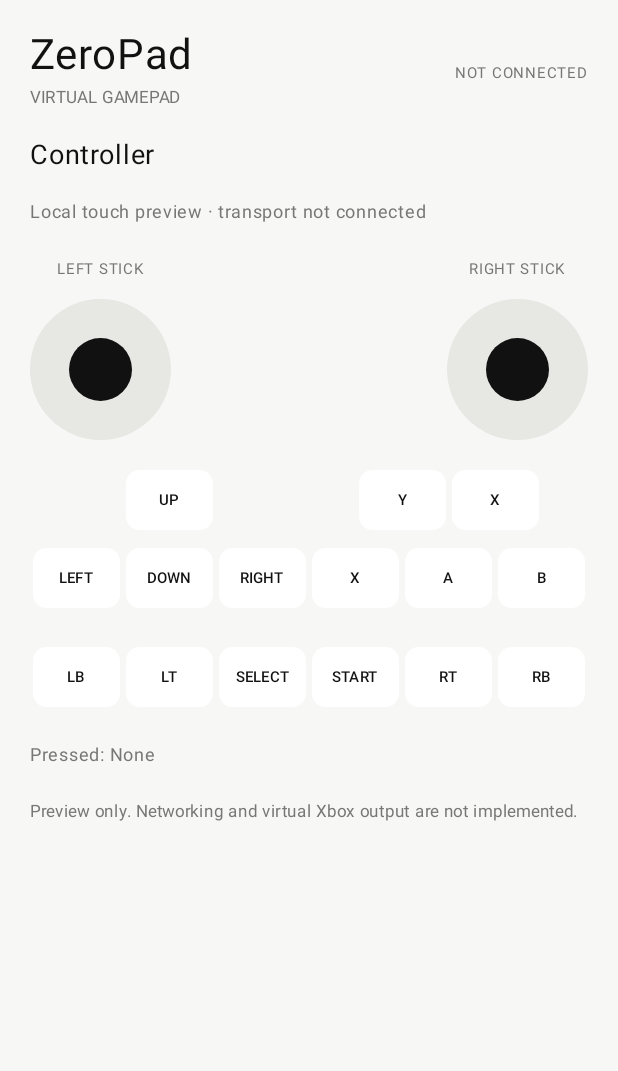
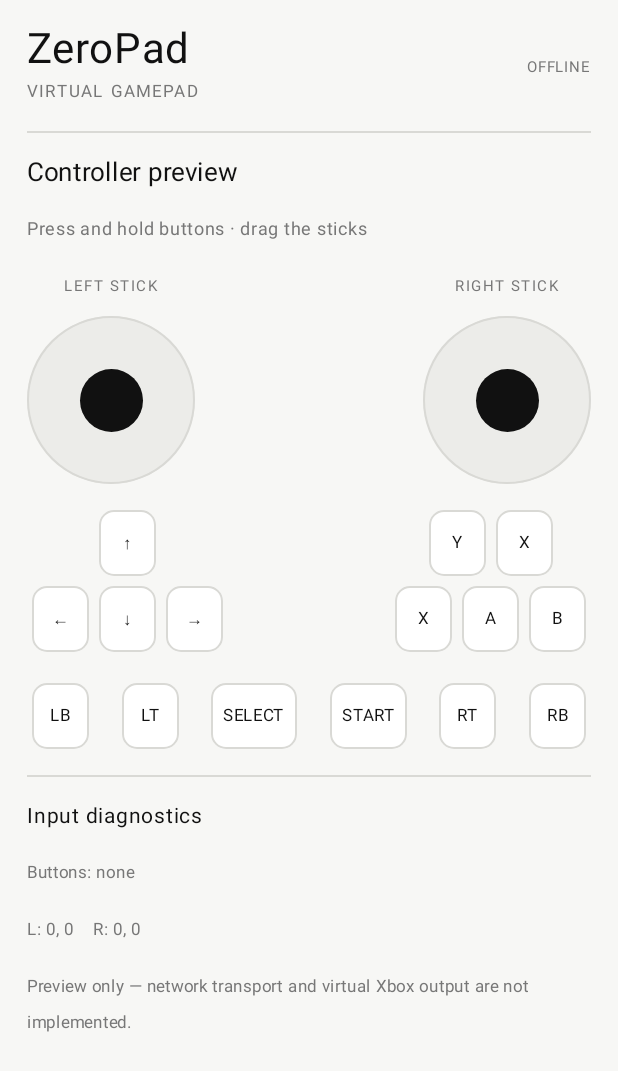
Before and after one commit to Aasimabdul/Zeropad, an Android app built with Jetpack Compose: the screen it shows after launch (MainActivity), on a phone screen of 412 x 824 dp. Shown: the top 1071 px of the screen. Run offline under Robolectric (Android 15) with nearby library versions, the phone set to English and light mode, and no system bars.

Commit message:
feat(android): add press-release buttons and draggable analog sticks

```diff
--- a/android/app/src/main/java/com/simbuild/zeropad/MainActivity.kt
+++ b/android/app/src/main/java/com/simbuild/zeropad/MainActivity.kt
@@ -4,20 +4,29 @@ import android.os.Bundle
 import androidx.activity.ComponentActivity
 import androidx.activity.compose.setContent
 import androidx.compose.foundation.background
+import androidx.compose.foundation.border
+import androidx.compose.foundation.gestures.detectDragGestures
+import androidx.compose.foundation.gestures.detectTapGestures
 import androidx.compose.foundation.layout.*
 import androidx.compose.foundation.shape.CircleShape
 import androidx.compose.foundation.shape.RoundedCornerShape
-import androidx.compose.material3.*
+import androidx.compose.material3.MaterialTheme
+import androidx.compose.material3.Surface
+import androidx.compose.material3.Text
 import androidx.compose.runtime.*
 import androidx.compose.ui.Alignment
 import androidx.compose.ui.Modifier
+import androidx.compose.ui.geometry.Offset
 import androidx.compose.ui.graphics.Color
+import androidx.compose.ui.input.pointer.pointerInput
 import androidx.compose.ui.unit.dp
 import androidx.compose.ui.unit.sp
+import kotlin.math.roundToInt
 
 private val Paper = Color(0xFFF7F7F5)
 private val Ink = Color(0xFF111111)
 private val Muted = Color(0xFF777777)
+private val Border = Color(0xFFD9D9D5)
 
 class MainActivity : ComponentActivity() {
     override fun onCreate(savedInstanceState: Bundle?) {
@@ -33,47 +42,68 @@ class MainActivity : ComponentActivity() {
 @Composable
 private fun ControllerScreen() {
     val pressed = remember { mutableStateListOf<String>() }
-    Column(Modifier.fillMaxSize().padding(20.dp), verticalArrangement = Arrangement.spacedBy(14.dp)) {
+    var leftX by remember { mutableFloatStateOf(0f) }
+    var leftY by remember { mutableFloatStateOf(0f) }
+    var rightX by remember { mutableFloatStateOf(0f) }
+    var rightY by remember { mutableFloatStateOf(0f) }
+
+    Column(
+        Modifier.fillMaxSize().padding(horizontal = 18.dp, vertical = 16.dp),
+        verticalArrangement = Arrangement.spacedBy(14.dp)
+    ) {
         Row(Modifier.fillMaxWidth(), verticalAlignment = Alignment.CenterVertically) {
             Column(Modifier.weight(1f)) {
                 Text("ZeroPad", fontSize = 28.sp, color = Ink)
-                Text("VIRTUAL GAMEPAD", fontSize = 11.sp, color = Muted)
+                Text("VIRTUAL GAMEPAD", fontSize = 11.sp, color = Muted, letterSpacing = 1.5.sp)
             }
-            Text("NOT CONNECTED", fontSize = 10.sp, color = Muted)
+            Text("OFFLINE", fontSize = 10.sp, color = Muted)
         }
-        Text("Controller", fontSize = 18.sp, color = Ink)
-        Text("Local touch preview · transport not connected", fontSize = 12.sp, color = Muted)
-        Row(Modifier.fillMaxWidth(), horizontalArrangement = Arrangement.SpaceBetween) {
-            StickPad("LEFT STICK")
-            StickPad("RIGHT STICK")
+        Box(Modifier.fillMaxWidth().height(1.dp).background(Border))
+        Text("Controller preview", fontSize = 17.sp, color = Ink)
+        Text("Press and hold buttons · drag the sticks", fontSize = 12.sp, color = Muted)
+
+        Row(Modifier.fillMaxWidth(), horizontalArrangement = Arrangement.SpaceBetween, verticalAlignment = Alignment.CenterVertically) {
+            StickPad("LEFT STICK", leftX, leftY, onAxis = { x, y -> leftX = x; leftY = y })
+            StickPad("RIGHT STICK", rightX, rightY, onAxis = { x, y -> rightX = x; rightY = y })
         }
-        Row(Modifier.fillMaxWidth(), horizontalArrangement = Arrangement.SpaceBetween) {
+
+        Row(Modifier.fillMaxWidth(), horizontalArrangement = Arrangement.SpaceBetween, verticalAlignment = Alignment.CenterVertically) {
             Column(horizontalAlignment = Alignment.CenterHorizontally) {
-                PadButton("UP", pressed.contains("UP")) { update(pressed, "UP", it) }
+                PadButton("↑", pressed.contains("UP")) { update(pressed, "UP", it) }
                 Row {
-                    PadButton("LEFT", pressed.contains("LEFT")) { update(pressed, "LEFT", it) }
-                    PadButton("DOWN", pressed.contains("DOWN")) { update(pressed, "DOWN", it) }
-                    PadButton("RIGHT", pressed.contains("RIGHT")) { update(pressed, "RIGHT", it) }
+                    PadButton("←", pressed.contains("LEFT")) { update(pressed, "LEFT", it) }
+                    PadButton("↓", pressed.contains("DOWN")) { update(pressed, "DOWN", it) }
+                    PadButton("→", pressed.contains("RIGHT")) { update(pressed, "RIGHT", it) }
                 }
             }
             Column(horizontalAlignment = Alignment.CenterHorizontally) {
                 Row {
-                    listOf("Y", "X").forEach { key -> PadButton(key, pressed.contains(key)) { update(pressed, key, it) } }
+                    PadButton("Y", pressed.contains("Y")) { update(pressed, "Y", it) }
+                    PadButton("X", pressed.contains("X")) { update(pressed, "X", it) }
                 }
                 Row {
-                    listOf("X", "A", "B").forEach { key -> PadButton(key, pressed.contains(key)) { update(pressed, key, it) } }
+                    PadButton("X", pressed.contains("X_FACE")) { update(pressed, "X_FACE", it) }
+                    PadButton("A", pressed.contains("A")) { update(pressed, "A", it) }
+                    PadButton("B", pressed.contains("B")) { update(pressed, "B", it) }
                 }
             }
         }
+
         Row(Modifier.fillMaxWidth(), horizontalArrangement = Arrangement.SpaceBetween) {
             listOf("LB", "LT", "SELECT", "START", "RT", "RB").forEach { key ->
                 PadButton(key, pressed.contains(key)) { update(pressed, key, it) }
             }
         }
-        Text("Pressed: " + (pressed.joinToString().ifEmpty { "None" }), fontSize = 12.sp, color = Muted)
-        Text("Preview only. Networking and virtual Xbox output are not implemented.", fontSize = 11.sp, color = Muted)
+
+        Box(Modifier.fillMaxWidth().height(1.dp).background(Border))
+        Text("Input diagnostics", fontSize = 14.sp, color = Ink)
+        Text("Buttons: ${pressed.joinToString().ifEmpty { "none" }}", fontSize = 11.sp, color = Muted)
+        Text("L: ${axisText(leftX)}, ${axisText(leftY)}    R: ${axisText(rightX)}, ${axisText(rightY)}", fontSize = 11.sp, color = Muted)
+        Text("Preview only — network transport and virtual Xbox output are not implemented.", fontSize = 11.sp, color = Muted)
     }
 }
+
+private fun axisText(value: Float): String = (value * 100).roundToInt().toString()
 
 private fun update(pressed: MutableList<String>, key: String, down: Boolean) {
     if (down && key !in pressed) pressed.add(key)
@@ -81,26 +111,58 @@ private fun update(pressed: MutableList<String>, key: String, down: Boolean) {
 }
 
 @Composable
-private fun StickPad(label: String) {
+private fun StickPad(label: String, axisX: Float, axisY: Float, onAxis: (Float, Float) -> Unit) {
     Column(horizontalAlignment = Alignment.CenterHorizontally) {
-        Text(label, fontSize = 10.sp, color = Muted)
+        Text(label, fontSize = 10.sp, color = Muted, letterSpacing = 1.sp)
         Spacer(Modifier.height(8.dp))
-        Box(Modifier.size(94.dp).background(Color(0xFFE7E7E4), CircleShape), contentAlignment = Alignment.Center) {
-            Box(Modifier.size(42.dp).background(Ink, CircleShape))
+        Box(
+            Modifier.size(112.dp)
+                .background(Color(0xFFECECE9), CircleShape)
+                .border(1.dp, Border, CircleShape)
+                .pointerInput(label) {
+                    fun setAxis(position: Offset) {
+                        val cx = size.width / 2f
+                        val cy = size.height / 2f
+                        val rangeX = (cx * 0.72f).coerceAtLeast(1f)
+                        val rangeY = (cy * 0.72f).coerceAtLeast(1f)
+                        onAxis(
+                            ((position.x - cx) / rangeX).coerceIn(-1f, 1f),
+                            ((cy - position.y) / rangeY).coerceIn(-1f, 1f)
+                        )
+                    }
+                    detectDragGestures(
+                        onDragStart = ::setAxis,
+                        onDrag = { change, _ -> change.consume(); setAxis(change.position) },
+                        onDragEnd = { onAxis(0f, 0f) },
+                        onDragCancel = { onAxis(0f, 0f) }
+                    )
+                },
+            contentAlignment = Alignment.Center
+        ) {
+            Box(Modifier.size(42.dp).offset(x = (axisX * 32f).dp, y = (-axisY * 32f).dp).background(Ink, CircleShape))
         }
     }
 }
 
 @Composable
 private fun PadButton(label: String, active: Boolean, onInput: (Boolean) -> Unit) {
-    Button(
-        onClick = { onInput(!active) },
-        modifier = Modifier.padding(2.dp),
-        shape = RoundedCornerShape(9.dp),
-        colors = ButtonDefaults.buttonColors(
-            containerColor = if (active) Ink else Color.White,
-            contentColor = if (active) Color.White else Ink
-        ),
-        contentPadding = PaddingValues(horizontal = 8.dp, vertical = 6.dp)
-    ) { Text(label, fontSize = 10.sp) }
+    Box(
+        Modifier.padding(3.dp)
+            .defaultMinSize(minWidth = 38.dp, minHeight = 38.dp)
+            .background(if (active) Ink else Color.White, RoundedCornerShape(10.dp))
+            .border(1.dp, if (active) Ink else Border, RoundedCornerShape(10.dp))
+            .pointerInput(label) {
+                detectTapGestures(onPress = {
+                    onInput(true)
+                    try {
+                        tryAwaitRelease()
+                    } finally {
+                        onInput(false)
+                    }
+                })
+            },
+        contentAlignment = Alignment.Center
+    ) {
+        Text(label, modifier = Modifier.padding(horizontal = 8.dp, vertical = 10.dp), fontSize = 11.sp, color = if (active) Color.White else Ink)
+    }
 }
```
